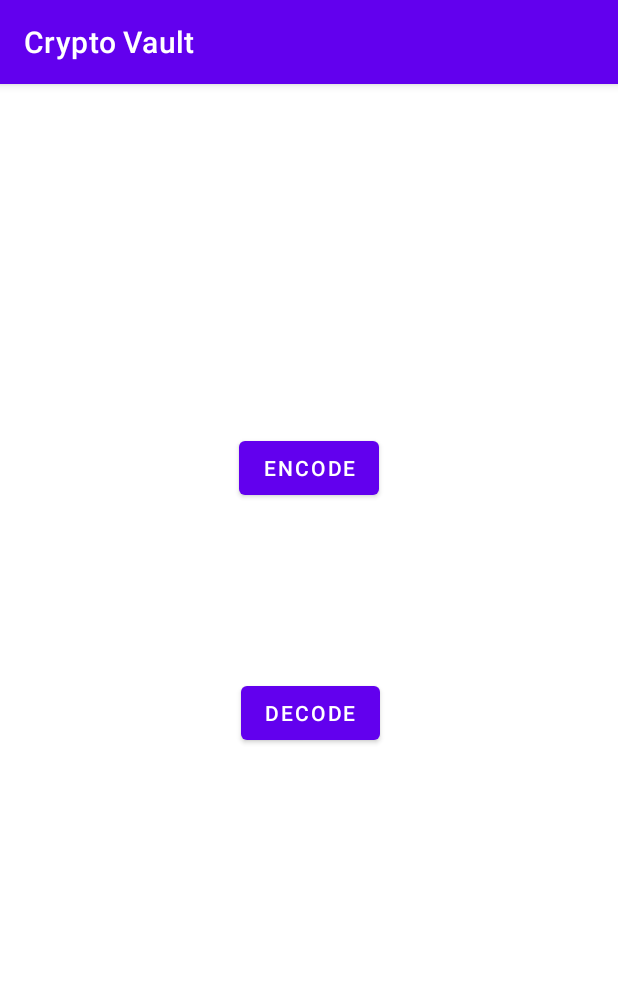
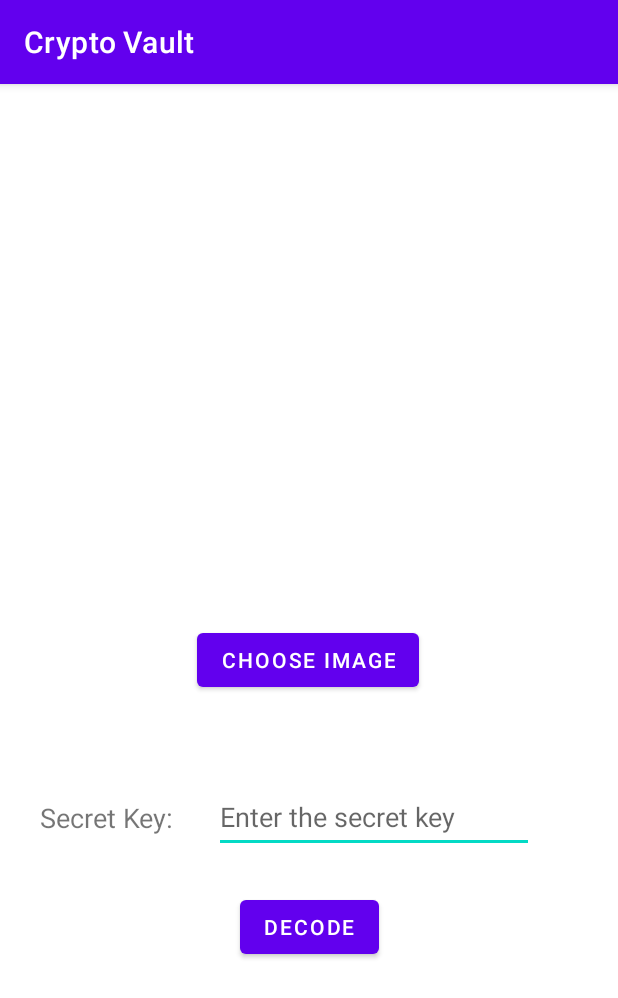
Before and after one commit to namitgpta/Crypto-Vault-App, an Android app: the ImgSteg1 screen opened directly, with no data from a screen before it, after a tap on "DECODE", on a phone screen of 412 x 824 dp. Shown: the top 998 px of the screen. Run offline under Robolectric (Android 15) with nearby library versions, the phone set to English and light mode, and no system bars; libraries missing offline, so code that uses them is left out: com.ayush.imagesteganographylibrary.

Commit message:
Added Decode section for Img Steg. Either encoding or decoding is not working properly.

```diff
--- a/app/src/main/AndroidManifest.xml
+++ b/app/src/main/AndroidManifest.xml
@@ -17,6 +17,9 @@
         android:theme="@style/Theme.CryptoVault"
         tools:targetApi="31">
         <activity
+            android:name=".ImageSteganography.DecodeImgSteg1"
+            android:exported="false" />
+        <activity
             android:name=".ImageSteganography.EncodeImgSteg1"
             android:exported="false" />
         <activity
--- /dev/null
+++ b/app/src/main/java/com/dora/myapplication/ImageSteganography/DecodeImgSteg1.java
@@ -0,0 +1,132 @@
+package com.dora.myapplication.ImageSteganography;
+
+import android.app.Activity;
+import android.content.Intent;
+import android.graphics.Bitmap;
+import android.net.Uri;
+import android.os.Bundle;
+import android.provider.MediaStore;
+import android.view.View;
+import android.widget.Button;
+import android.widget.EditText;
+import android.widget.ImageView;
+import android.widget.TextView;
+import android.widget.Toast;
+
+import androidx.activity.result.ActivityResultLauncher;
+import androidx.activity.result.contract.ActivityResultContracts;
+import androidx.appcompat.app.AppCompatActivity;
+
+import com.ayush.imagesteganographylibrary.Text.AsyncTaskCallback.TextDecodingCallback;
+import com.ayush.imagesteganographylibrary.Text.ImageSteganography;
+import com.ayush.imagesteganographylibrary.Text.TextDecoding;
+import com.dora.myapplication.R;
+
+import java.io.IOException;
+
+public class DecodeImgSteg1 extends AppCompatActivity implements TextDecodingCallback {
+
+    ImageView imageViewPreviewTop;
+    EditText secretKeyInput;
+    Button chooseImgBtn, decodeBtn;
+    TextView successDecodingTextView, hiddenMessageTextView, messageOutputTextView;
+
+    Bitmap encodedImageBitmap;
+    ImageSteganography result;
+
+    @Override
+    protected void onCreate(Bundle savedInstanceState) {
+        super.onCreate(savedInstanceState);
+        setContentView(R.layout.activity_decode_img_steg1);
+
+        secretKeyInput = findViewById(R.id.keyDecodeImgSteg);
+        chooseImgBtn = findViewById(R.id.chooseImgDecodeImgSteg);
+        decodeBtn = findViewById(R.id.decodeProceedImgSteg);
+        imageViewPreviewTop = findViewById(R.id.imagePreviewDecodeImgSteg);
+        successDecodingTextView = findViewById(R.id.successTextViewDecodeImgSteg);
+        hiddenMessageTextView = findViewById(R.id.hiddenMessageTextViewDecodeImgSteg);
+        messageOutputTextView = findViewById(R.id.messageOutputDecodeImgSteg);
+
+        hiddenMessageTextView.setVisibility(View.INVISIBLE);
+        messageOutputTextView.setVisibility(View.INVISIBLE);
+        successDecodingTextView.setVisibility(View.INVISIBLE);
+
+        chooseImgBtn.setOnClickListener(view -> imageChooser());
+
+        decodeBtn.setOnClickListener(view -> {
+            String secret_key = secretKeyInput.getText().toString().trim();
+            if (secret_key.isEmpty()) {
+                secretKeyInput.setError("Empty Field");
+            } else if (encodedImageBitmap == null) {
+                Toast.makeText(this, "No Image Selected", Toast.LENGTH_SHORT).show();
+            } else {
+                ImageSteganography imageSteganography = new ImageSteganography(secret_key,
+                        encodedImageBitmap);
+                TextDecoding textDecoding = new TextDecoding(DecodeImgSteg1.this,
+                        DecodeImgSteg1.this);
+                textDecoding.execute(imageSteganography);
+            }
+
+        });
+    }
+
+    private void imageChooser() {
+        Intent i = new Intent();
+        i.setType("image/*");
+        i.setAction(Intent.ACTION_GET_CONTENT);
+
+        launchSomeActivity.launch(i);
+    }
+
+    ActivityResultLauncher<Intent> launchSomeActivity = registerForActivityResult(
+            new ActivityResultContracts.StartActivityForResult(),
+            result -> {
+                if (result.getResultCode() == Activity.RESULT_OK) {
+                    Intent data = result.getData();
+                    // your operation....
+                    if (data != null && data.getData() != null) {
+                        Uri selectedImageUri = data.getData();
+                        try {
+                            encodedImageBitmap = MediaStore.Images.Media.getBitmap(this.getContentResolver(), selectedImageUri);
+                        } catch (IOException e) {
+                            e.printStackTrace();
+                        }
+                        imageViewPreviewTop.setImageBitmap(encodedImageBitmap);
+                    }
+
+
+                }
+            });
+
+    @Override
+    public void onStartTextEncoding() {
+        //Whatever you want to do at the start of text decoding
+    }
+
+    @Override
+    public void onCompleteTextEncoding(ImageSteganography result) {
+        //After the completion of text decoding.
+        this.result = result;
+        hiddenMessageTextView.setVisibility(View.VISIBLE);
+        if (result != null) {
+            if (!result.isDecoded()) {
+                hiddenMessageTextView.setText("No hidden message found !!!");
+            } else {
+                /* If result.isSecretKeyWrong() is true, it means that secret key provided is wrong. */
+                if (!result.isSecretKeyWrong()) {
+                    //set the message to the UI component.
+                    hiddenMessageTextView.setText("Hidden Message: ");
+                    messageOutputTextView.setText("" + result.getMessage());
+                    messageOutputTextView.setVisibility(View.VISIBLE);
+                    successDecodingTextView.setVisibility(View.VISIBLE);
+                } else {
+                    hiddenMessageTextView.setText("Wrong secret key");
+                }
+            }
+        } else {
+            //If result is null it means that bitmap is null
+            hiddenMessageTextView.setText("Select Image First");
+        }
+    }
+
+}
--- a/app/src/main/java/com/dora/myapplication/ImageSteganography/EncodeImgSteg1.java
+++ b/app/src/main/java/com/dora/myapplication/ImageSteganography/EncodeImgSteg1.java
@@ -42,6 +42,7 @@ public class EncodeImgSteg1 extends AppCompatActivity implements TextEncodingCal
     Bitmap selectedImageBitmap;
     Bitmap encodedImageBitmap;
     boolean imageSavedOrNot = true;
+    ImageSteganography result;
 
     @Override
     protected void onCreate(Bundle savedInstanceState) {
@@ -118,7 +119,7 @@ public class EncodeImgSteg1 extends AppCompatActivity implements TextEncodingCal
     @Override
     public void onCompleteTextEncoding(ImageSteganography result) {
         //After the completion of text encoding.
-
+        this.result = result;
         if (result != null && result.isEncoded()) {
 
             //encrypted image bitmap is extracted from result object
--- a/app/src/main/java/com/dora/myapplication/ImageSteganography/ImgSteg1.java
+++ b/app/src/main/java/com/dora/myapplication/ImageSteganography/ImgSteg1.java
@@ -26,7 +26,7 @@ public class ImgSteg1 extends AppCompatActivity {
         });
 
         decodeBtn.setOnClickListener(view -> {
-            //startActivity(new Intent(ImgSteg1.this, EncodeImgSteg1.class));
+            startActivity(new Intent(ImgSteg1.this, DecodeImgSteg1.class));
         });
     }
 }
--- /dev/null
+++ b/app/src/main/res/layout/activity_decode_img_steg1.xml
@@ -0,0 +1,110 @@
+<?xml version="1.0" encoding="utf-8"?>
+<androidx.constraintlayout.widget.ConstraintLayout xmlns:android="http://schemas.android.com/apk/res/android"
+    xmlns:app="http://schemas.android.com/apk/res-auto"
+    xmlns:tools="http://schemas.android.com/tools"
+    android:layout_width="match_parent"
+    android:layout_height="match_parent"
+    tools:context=".ImageSteganography.DecodeImgSteg1">
+
+    <Button
+        android:id="@+id/chooseImgDecodeImgSteg"
+        android:layout_width="wrap_content"
+        android:layout_height="wrap_content"
+        android:layout_marginTop="24dp"
+        android:text="Choose Image"
+        app:layout_constraintEnd_toEndOf="parent"
+        app:layout_constraintHorizontal_bias="0.498"
+        app:layout_constraintStart_toStartOf="parent"
+        app:layout_constraintTop_toBottomOf="@+id/imagePreviewDecodeImgSteg" />
+
+    <ImageView
+        android:id="@+id/imagePreviewDecodeImgSteg"
+        android:layout_width="358dp"
+        android:layout_height="304dp"
+        android:layout_marginTop="32dp"
+        app:layout_constraintEnd_toEndOf="parent"
+        app:layout_constraintHorizontal_bias="0.495"
+        app:layout_constraintStart_toStartOf="parent"
+        app:layout_constraintTop_toTopOf="parent"
+        tools:srcCompat="@tools:sample/avatars" />
+
+    <TextView
+        android:id="@+id/textView311"
+        android:layout_width="wrap_content"
+        android:layout_height="wrap_content"
+        android:layout_marginTop="32dp"
+        android:text="Secret Key: "
+        android:textSize="18sp"
+        app:layout_constraintEnd_toEndOf="parent"
+        app:layout_constraintHorizontal_bias="0.084"
+        app:layout_constraintStart_toStartOf="parent"
+        app:layout_constraintTop_toBottomOf="@+id/successTextViewDecodeImgSteg" />
+
+    <EditText
+        android:id="@+id/keyDecodeImgSteg"
+        android:layout_width="wrap_content"
+        android:layout_height="wrap_content"
+        android:layout_marginStart="12dp"
+        android:layout_marginTop="20dp"
+        android:ems="10"
+        android:hint="Enter the secret key"
+        android:inputType="textNoSuggestions"
+        android:minHeight="48dp"
+        app:layout_constraintEnd_toEndOf="parent"
+        app:layout_constraintHorizontal_bias="0.152"
+        app:layout_constraintStart_toEndOf="@+id/textView311"
+        app:layout_constraintTop_toBottomOf="@+id/successTextViewDecodeImgSteg" />
+
+    <Button
+        android:id="@+id/decodeProceedImgSteg"
+        android:layout_width="wrap_content"
+        android:layout_height="wrap_content"
+        android:text="Decode"
+        app:layout_constraintBottom_toBottomOf="parent"
+        app:layout_constraintEnd_toEndOf="parent"
+        app:layout_constraintStart_toStartOf="parent"
+        app:layout_constraintTop_toBottomOf="@+id/keyDecodeImgSteg"
+        app:layout_constraintVertical_bias="0.122" />
+
+    <TextView
+        android:id="@+id/successTextViewDecodeImgSteg"
+        android:layout_width="wrap_content"
+        android:layout_height="wrap_content"
+        android:layout_marginTop="12dp"
+        android:text="Decoded Successfully !!!"
+        android:textColor="#4CAF50"
+        android:textSize="18sp"
+        android:textStyle="bold|italic"
+        android:visibility="visible"
+        app:layout_constraintEnd_toEndOf="parent"
+        app:layout_constraintHorizontal_bias="0.498"
+        app:layout_constraintStart_toStartOf="parent"
+        app:layout_constraintTop_toBottomOf="@+id/chooseImgDecodeImgSteg" />
+
+    <TextView
+        android:id="@+id/hiddenMessageTextViewDecodeImgSteg"
+        android:layout_width="wrap_content"
+        android:layout_height="wrap_content"
+        android:layout_marginTop="16dp"
+        android:text="Hidden Message: "
+        android:textSize="16sp"
+        android:textStyle="bold"
+        app:layout_constraintEnd_toEndOf="parent"
+        app:layout_constraintHorizontal_bias="0.498"
+        app:layout_constraintStart_toStartOf="parent"
+        app:layout_constraintTop_toBottomOf="@+id/decodeProceedImgSteg" />
+
+    <TextView
+        android:id="@+id/messageOutputDecodeImgSteg"
+        android:layout_width="wrap_content"
+        android:layout_height="wrap_content"
+        android:text="Message"
+        app:layout_constraintBottom_toBottomOf="parent"
+        app:layout_constraintEnd_toEndOf="parent"
+        app:layout_constraintHorizontal_bias="0.498"
+        app:layout_constraintStart_toStartOf="parent"
+        app:layout_constraintTop_toBottomOf="@+id/hiddenMessageTextViewDecodeImgSteg"
+        app:layout_constraintVertical_bias="0.268" />
+
+
+</androidx.constraintlayout.widget.ConstraintLayout>
--- a/app/src/main/res/layout/activity_encode_img_steg1.xml
+++ b/app/src/main/res/layout/activity_encode_img_steg1.xml
@@ -29,12 +29,12 @@
         tools:srcCompat="@tools:sample/avatars" />
 
     <TextView
-        android:id="@+id/textView"
+        android:id="@+id/textView11"
         android:layout_width="wrap_content"
         android:layout_height="wrap_content"
         android:layout_marginTop="68dp"
         android:text="Message: "
-        android:textSize="20sp"
+        android:textSize="18sp"
         app:layout_constraintEnd_toEndOf="parent"
         app:layout_constraintHorizontal_bias="0.081"
         app:layout_constraintStart_toStartOf="parent"
@@ -46,11 +46,11 @@
         android:layout_height="wrap_content"
         android:layout_marginTop="64dp"
         android:text="Secret Key: "
-        android:textSize="20sp"
+        android:textSize="18sp"
         app:layout_constraintEnd_toEndOf="parent"
         app:layout_constraintHorizontal_bias="0.084"
         app:layout_constraintStart_toStartOf="parent"
-        app:layout_constraintTop_toBottomOf="@+id/textView" />
+        app:layout_constraintTop_toBottomOf="@+id/textView11" />
 
     <EditText
         android:id="@+id/messageEncodeImgSteg"
@@ -64,7 +64,7 @@
         android:minHeight="48dp"
         app:layout_constraintEnd_toEndOf="parent"
         app:layout_constraintHorizontal_bias="0.306"
-        app:layout_constraintStart_toEndOf="@+id/textView"
+        app:layout_constraintStart_toEndOf="@+id/textView11"
         app:layout_constraintTop_toBottomOf="@+id/chooseImgEncodeImgSteg" />
 
     <EditText
```
